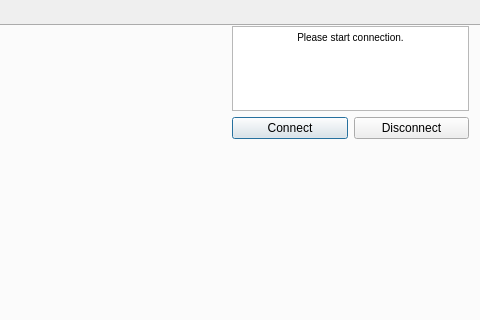
This is Code/GUI/GUI_Designer.ui in igeldo/MPKurs as Qt 5 draws it before an edit; both pictures show x 160 to 640 and y 0 to 320 of the 640 by 480 pixel window. The edited form follows.
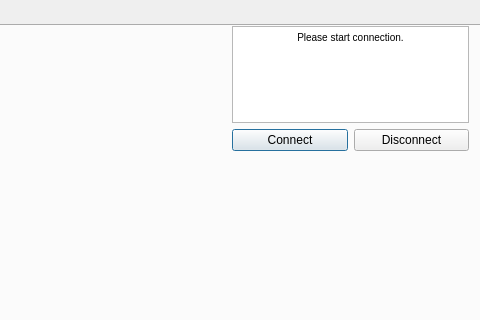
This is the edited form.

What changed in the file:
```diff
--- a/Code/GUI/GUI_Designer.ui
+++ b/Code/GUI/GUI_Designer.ui
@@ -35,7 +35,7 @@
        <x>390</x>
        <y>0</y>
        <width>237</width>
-       <height>113</height>
+       <height>125</height>
       </rect>
      </property>
      <layout class="QVBoxLayout" name="verticalLayout">
```
